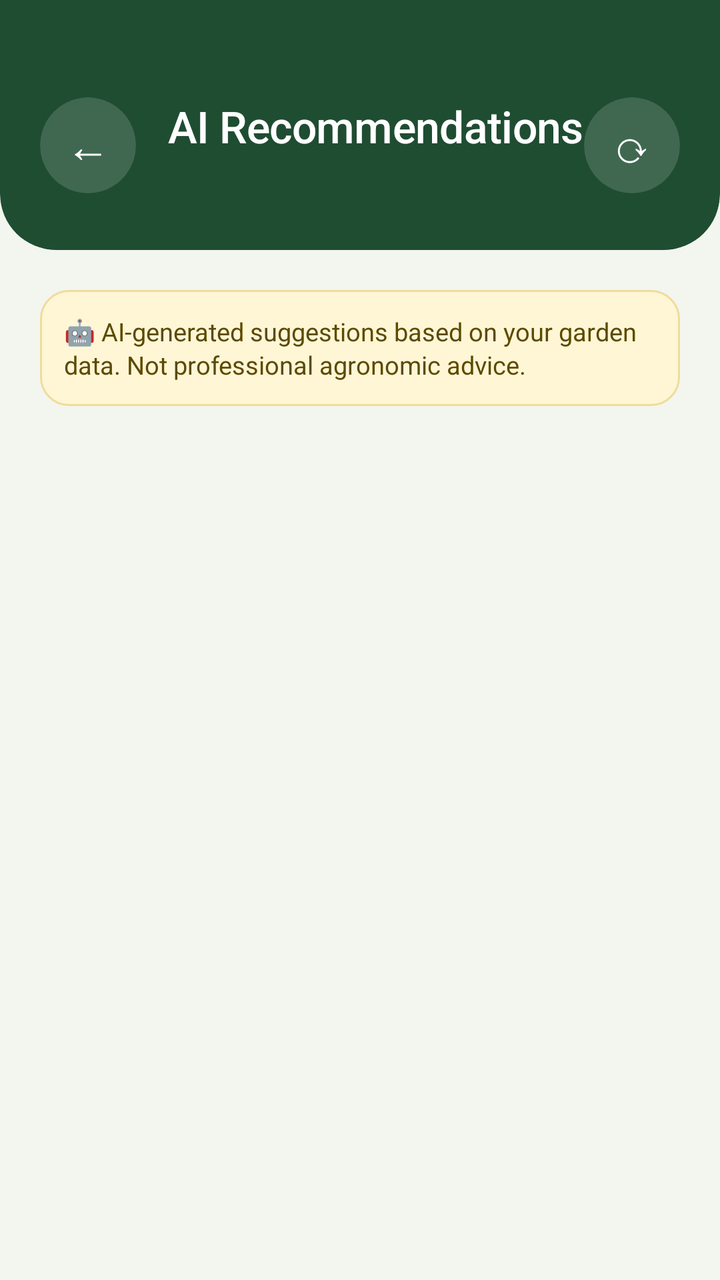
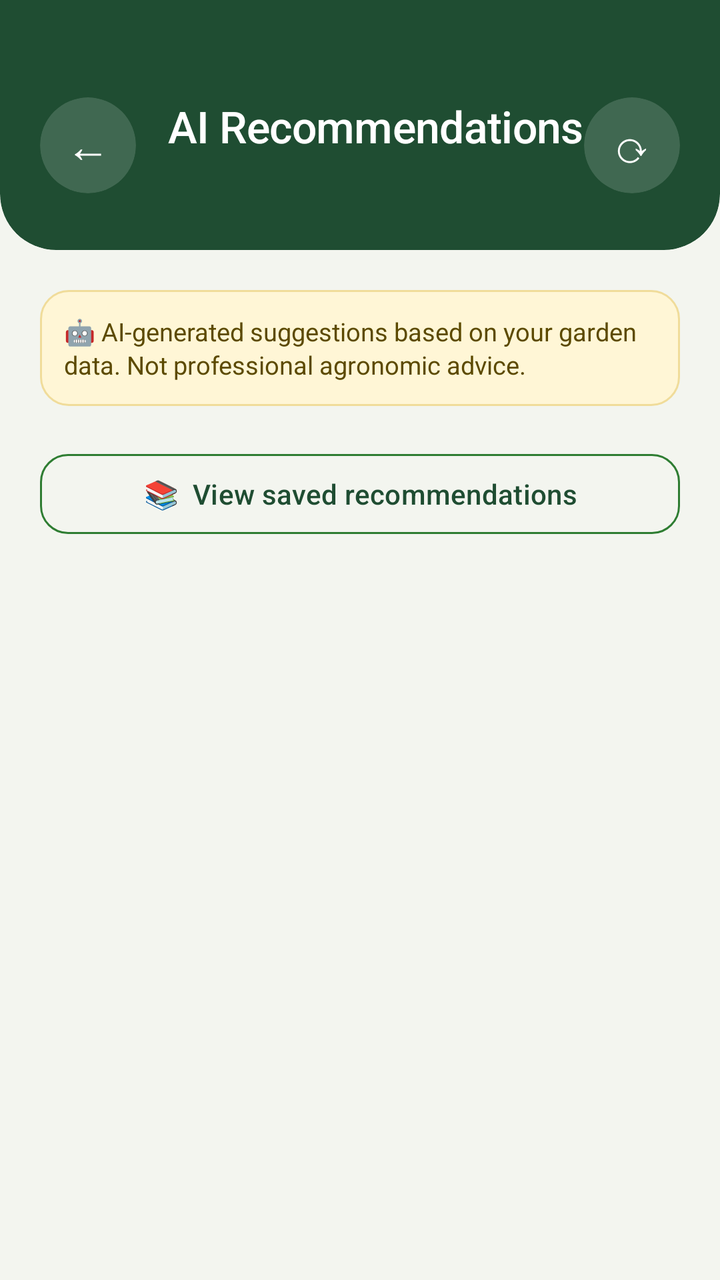

Screens rendered from an Android XML layout before and after an edit, with the pre-edit source and the edit as a unified diff.
<!-- AndroidManifest.xml: application theme Theme.Vinland -->
<!-- res/layout/activity_ai_recommendation.xml -->
<?xml version="1.0" encoding="utf-8"?>
<androidx.core.widget.NestedScrollView xmlns:android="http://schemas.android.com/apk/res/android"
    xmlns:app="http://schemas.android.com/apk/res-auto"
    android:layout_width="match_parent"
    android:layout_height="match_parent"
    android:background="#F3F5EF"
    android:clipToPadding="false"
    android:fillViewport="true">

    

    <LinearLayout
        android:layout_width="match_parent"
        android:layout_height="wrap_content"
        android:orientation="vertical">

        
        <com.google.android.material.card.MaterialCardView
            android:layout_width="match_parent"
            android:layout_height="wrap_content"
            android:layout_marginTop="-28dp"
            app:cardBackgroundColor="#1F4D32"
            app:cardCornerRadius="28dp"
            app:cardElevation="0dp"
            app:strokeWidth="0dp">

            <LinearLayout
                android:layout_width="match_parent"
                android:layout_height="wrap_content"
                android:gravity="center_vertical"
                android:orientation="horizontal"
                android:paddingStart="20dp"
                android:paddingTop="76dp"
                android:paddingEnd="20dp"
                android:paddingBottom="28dp">

                <com.google.android.material.card.MaterialCardView
                    android:layout_width="48dp"
                    android:layout_height="48dp"
                    app:cardBackgroundColor="#26FFFFFF"
                    app:cardCornerRadius="24dp"
                    app:cardElevation="0dp"
                    app:strokeWidth="0dp">

                    <TextView
                        android:id="@+id/tvBack"
                        android:layout_width="match_parent"
                        android:layout_height="match_parent"
                        android:contentDescription="Back"
                        android:foreground="?attr/selectableItemBackground"
                        android:gravity="center"
                        android:text="←"
                        android:textColor="#FFFFFF"
                        android:textSize="22sp" />
                </com.google.android.material.card.MaterialCardView>

                <LinearLayout
                    android:layout_width="0dp"
                    android:layout_height="wrap_content"
                    android:layout_marginStart="16dp"
                    android:layout_weight="1"
                    android:orientation="vertical">

                    <TextView
                        android:layout_width="wrap_content"
                        android:layout_height="wrap_content"
                        android:fontFamily="sans-serif-medium"
                        android:letterSpacing="-0.01"
                        android:text="AI Recommendations"
                        android:textColor="#FFFFFF"
                        android:textSize="22sp" />

                    <TextView
                        android:id="@+id/tvLastUpdated"
                        android:layout_width="wrap_content"
                        android:layout_height="wrap_content"
                        android:layout_marginTop="2dp"
                        android:text=""
                        android:textColor="#CDE8D0"
                        android:textSize="12.5sp" />
                </LinearLayout>

                <com.google.android.material.card.MaterialCardView
                    android:layout_width="48dp"
                    android:layout_height="48dp"
                    app:cardBackgroundColor="#26FFFFFF"
                    app:cardCornerRadius="24dp"
                    app:cardElevation="0dp"
                    app:strokeWidth="0dp">

                    <TextView
                        android:id="@+id/btnRefresh"
                        android:layout_width="match_parent"
                        android:layout_height="match_parent"
                        android:contentDescription="Refresh recommendations"
                        android:foreground="?attr/selectableItemBackground"
                        android:gravity="center"
                        android:text="⟳"
                        android:textColor="#FFFFFF"
                        android:textSize="22sp" />

                    <ProgressBar
                        android:id="@+id/progressRefresh"
                        android:layout_width="24dp"
                        android:layout_height="24dp"
                        android:layout_gravity="center"
                        android:indeterminateTint="#FFFFFF"
                        android:visibility="gone" />
                </com.google.android.material.card.MaterialCardView>
            </LinearLayout>
        </com.google.android.material.card.MaterialCardView>

        <LinearLayout
            android:layout_width="match_parent"
            android:layout_height="wrap_content"
            android:orientation="vertical"
            android:paddingHorizontal="20dp"
            android:paddingTop="20dp"
            android:paddingBottom="40dp">

            
            <TextView
                android:id="@+id/tvDisclaimer"
                android:layout_width="match_parent"
                android:layout_height="wrap_content"
                android:background="@drawable/bg_ai_note"
                android:lineSpacingExtra="2dp"
                android:padding="12dp"
                android:text="🤖 AI-generated suggestions based on your garden data. Not professional agronomic advice."
                android:textColor="#5C4A00"
                android:textSize="12.5sp" />

            
            <TextView
                android:id="@+id/tvBanner"
                android:layout_width="match_parent"
                android:layout_height="wrap_content"
                android:layout_marginTop="12dp"
                android:background="@drawable/bg_ai_banner"
                android:padding="12dp"
                android:textColor="#8A1F1F"
                android:textSize="13sp"
                android:visibility="gone" />

            
            <LinearLayout
                android:id="@+id/layoutLoading"
                android:layout_width="match_parent"
                android:layout_height="wrap_content"
                android:layout_marginTop="48dp"
                android:gravity="center_horizontal"
                android:orientation="vertical"
                android:visibility="gone">

                <ProgressBar
                    android:layout_width="40dp"
                    android:layout_height="40dp"
                    android:indeterminateTint="#2E7D32" />

                <TextView
                    android:layout_width="wrap_content"
                    android:layout_height="wrap_content"
                    android:layout_marginTop="14dp"
                    android:gravity="center"
                    android:text="Reading your soil data and asking the AI…\nThis can take up to 30 seconds."
                    android:textColor="#5C6B5F"
                    android:textSize="14sp" />
            </LinearLayout>

            
            <com.google.android.material.card.MaterialCardView
                android:id="@+id/cardMessage"
                android:layout_width="match_parent"
                android:layout_height="wrap_content"
                android:layout_marginTop="16dp"
                android:visibility="gone"
                app:cardBackgroundColor="#FFFFFF"
                app:cardCornerRadius="20dp"
                app:cardElevation="0dp"
                app:strokeColor="#E2E7DC"
                app:strokeWidth="1dp">

                <LinearLayout
                    android:layout_width="match_parent"
                    android:layout_height="wrap_content"
                    android:gravity="center_horizontal"
                    android:orientation="vertical"
                    android:padding="24dp">

                    <TextView
                        android:id="@+id/tvMessageIcon"
                        android:layout_width="wrap_content"
                        android:layout_height="wrap_content"
                        android:importantForAccessibility="no"
                        android:text="🌱"
                        android:textSize="36sp" />

                    <TextView
                        android:id="@+id/tvMessageTitle"
                        android:layout_width="wrap_content"
                        android:layout_height="wrap_content"
                        android:layout_marginTop="10dp"
                        android:fontFamily="sans-serif-medium"
                        android:gravity="center"
                        android:textColor="#1C2A20"
                        android:textSize="17sp" />

                    <TextView
                        android:id="@+id/tvMessageBody"
                        android:layout_width="wrap_content"
                        android:layout_height="wrap_content"
                        android:layout_marginTop="6dp"
                        android:gravity="center"
                        android:lineSpacingExtra="3dp"
                        android:textColor="#5C6B5F"
                        android:textSize="14sp" />

                    <com.google.android.material.button.MaterialButton
                        android:id="@+id/btnRetry"
                        android:layout_width="wrap_content"
                        android:layout_height="wrap_content"
                        android:layout_marginTop="16dp"
                        android:backgroundTint="#2E7D32"
                        android:text="Try again"
                        android:textAllCaps="false"
                        app:cornerRadius="14dp" />
                </LinearLayout>
            </com.google.android.material.card.MaterialCardView>

            
            <LinearLayout
                android:id="@+id/layoutContent"
                android:layout_width="match_parent"
                android:layout_height="wrap_content"
                android:orientation="vertical"
                android:visibility="gone">

                <com.google.android.material.card.MaterialCardView
                    android:layout_width="match_parent"
                    android:layout_height="wrap_content"
                    android:layout_marginTop="16dp"
                    app:cardBackgroundColor="#FFFFFF"
                    app:cardCornerRadius="20dp"
                    app:cardElevation="0dp"
                    app:strokeColor="#E2E7DC"
                    app:strokeWidth="1dp">

                    <LinearLayout
                        android:layout_width="match_parent"
                        android:layout_height="wrap_content"
                        android:orientation="vertical"
                        android:padding="18dp">

                        <LinearLayout
                            android:layout_width="match_parent"
                            android:layout_height="wrap_content"
                            android:gravity="center_vertical"
                            android:orientation="horizontal">

                            <TextView
                                android:layout_width="0dp"
                                android:layout_height="wrap_content"
                                android:layout_weight="1"
                                android:fontFamily="sans-serif-medium"
                                android:text="Garden summary"
                                android:textColor="#1F4D32"
                                android:textSize="16sp" />

                            <TextView
                                android:id="@+id/tvSoilStatus"
                                android:layout_width="wrap_content"
                                android:layout_height="wrap_content"
                                android:background="@drawable/bg_badge_pill"
                                android:paddingHorizontal="12dp"
                                android:paddingVertical="4dp"
                                android:textColor="#FFFFFF"
                                android:textSize="12sp" />
                        </LinearLayout>

                        <TextView
                            android:id="@+id/tvSummary"
                            android:layout_width="match_parent"
                            android:layout_height="wrap_content"
                            android:layout_marginTop="10dp"
                            android:lineSpacingExtra="3dp"
                            android:textColor="#2A3A2E"
                            android:textSize="14sp" />
                    </LinearLayout>
                </com.google.android.material.card.MaterialCardView>

                <TextView
                    android:id="@+id/tvRecsHeader"
                    android:layout_width="wrap_content"
                    android:layout_height="wrap_content"
                    android:layout_marginTop="24dp"
                    android:layout_marginBottom="4dp"
                    android:fontFamily="sans-serif-medium"
                    android:text="What to do next"
                    android:textColor="#1C2A20"
                    android:textSize="17sp" />

                <LinearLayout
                    android:id="@+id/layoutRecommendations"
                    android:layout_width="match_parent"
                    android:layout_height="wrap_content"
                    android:orientation="vertical" />

                
                <com.google.android.material.card.MaterialCardView
                    android:id="@+id/cardMissing"
                    android:layout_width="match_parent"
                    android:layout_height="wrap_content"
                    android:layout_marginTop="16dp"
                    android:visibility="gone"
                    app:cardBackgroundColor="#FFFFFF"
                    app:cardCornerRadius="20dp"
                    app:cardElevation="0dp"
                    app:strokeColor="#E2E7DC"
                    app:strokeWidth="1dp">

                    <LinearLayout
                        android:layout_width="match_parent"
                        android:layout_height="wrap_content"
                        android:orientation="vertical"
                        android:padding="18dp">

                        <TextView
                            android:layout_width="wrap_content"
                            android:layout_height="wrap_content"
                            android:fontFamily="sans-serif-medium"
                            android:text="📋 To improve these suggestions"
                            android:textColor="#1F4D32"
                            android:textSize="15sp" />

                        <TextView
                            android:id="@+id/tvMissing"
                            android:layout_width="match_parent"
                            android:layout_height="wrap_content"
                            android:layout_marginTop="8dp"
                            android:lineSpacingExtra="4dp"
                            android:textColor="#5C6B5F"
                            android:textSize="13.5sp" />
                    </LinearLayout>
                </com.google.android.material.card.MaterialCardView>
            </LinearLayout>

            <TextView
                android:id="@+id/tvQuota"
                android:layout_width="match_parent"
                android:layout_height="wrap_content"
                android:layout_marginTop="20dp"
                android:gravity="center"
                android:textColor="#5C6B5F"
                android:textSize="12sp"
                android:visibility="gone" />
        </LinearLayout>
    </LinearLayout>
</androidx.core.widget.NestedScrollView>
<!-- resources referenced by this layout -->
<resources>
  <!-- drawable bg_ai_banner (drawable) -->
  <?xml version="1.0" encoding="utf-8"?>
  <shape xmlns:android="http://schemas.android.com/apk/res/android"
      android:shape="rectangle">
      <solid android:color="#FDECEC" />
      <stroke android:width="1dp" android:color="#F3C2C2" />
      <corners android:radius="14dp" />
  </shape>
  <!-- drawable bg_ai_note (drawable) -->
  <?xml version="1.0" encoding="utf-8"?>
  <shape xmlns:android="http://schemas.android.com/apk/res/android"
      android:shape="rectangle">
      <solid android:color="#FFF6D6" />
      <stroke android:width="1dp" android:color="#F0DC9A" />
      <corners android:radius="14dp" />
  </shape>
  <!-- drawable bg_badge_pill (drawable) -->
  <?xml version="1.0" encoding="utf-8"?>
  <shape xmlns:android="http://schemas.android.com/apk/res/android"
      android:shape="rectangle">
      <solid android:color="#2E7D32" />
      <corners android:radius="50dp" />
  </shape>
  <style name="Theme.Vinland" parent="Base.Theme.Vinland" />
  <style name="Base.Theme.Vinland" parent="Theme.Material3.DayNight.NoActionBar">
          
          
      </style>
</resources>

<!-- the commit's change to res/layout/activity_ai_recommendation.xml (unified diff, before → after) -->
@@ -344,6 +344,18 @@
                 </com.google.android.material.card.MaterialCardView>
             </LinearLayout>
 
+            <com.google.android.material.button.MaterialButton
+                android:id="@+id/btnSavedRecommendations"
+                style="@style/Widget.Material3.Button.OutlinedButton"
+                android:layout_width="match_parent"
+                android:layout_height="wrap_content"
+                android:layout_marginTop="20dp"
+                android:text="📚  View saved recommendations"
+                android:textAllCaps="false"
+                android:textColor="#1F4D32"
+                app:cornerRadius="14dp"
+                app:strokeColor="#2E7D32" />
+
             <TextView
                 android:id="@+id/tvQuota"
                 android:layout_width="match_parent"
<!-- resource entries referenced after the edit -->
@@ -24,9 +24,42 @@
       <corners android:radius="50dp" />
   </shape>
   <style name="Theme.Vinland" parent="Base.Theme.Vinland" />
-  <style name="Base.Theme.Vinland" parent="Theme.Material3.DayNight.NoActionBar">
+  <style name="Base.Theme.Vinland" parent="Theme.Material3.Light.NoActionBar">
+          <item name="colorPrimary">@color/vinland_fern</item>
+          <item name="colorOnPrimary">@color/white</item>
+          <item name="colorPrimaryContainer">@color/vinland_mint</item>
+          <item name="colorOnPrimaryContainer">@color/vinland_forest</item>
+          <item name="colorSecondary">@color/vinland_forest</item>
+          <item name="colorOnSecondary">@color/white</item>
+          <item name="colorSecondaryContainer">@color/vinland_leaf</item>
+          <item name="colorOnSecondaryContainer">@color/vinland_forest</item>
+          <item name="colorTertiary">@color/vinland_forest</item>
+          <item name="colorError">@color/vinland_error</item>
+          <item name="android:colorBackground">@color/vinland_paper</item>
+          <item name="colorSurface">@color/white</item>
+          <item name="colorSurfaceContainerHigh">@color/white</item>
+          <item name="colorOnSurface">@color/vinland_ink</item>
+          <item name="colorOnSurfaceVariant">@color/vinland_muted</item>
+          <item name="colorOutline">@color/vinland_line</item>
+          <item name="colorControlActivated">@color/vinland_fern</item>
+          <item name="android:textColorHighlight">@color/vinland_mint</item>
           
+          <item name="elevationOverlayEnabled">false</item>
+  
           
+          <item name="android:windowLightStatusBar">false</item>
+          <item name="android:windowLightNavigationBar" tools:targetApi="27">true</item>
+          <item name="android:navigationBarColor">@color/vinland_paper</item>
       </style>
+  <color name="vinland_fern">#2E7D32</color>
+  <color name="white">#FFFFFFFF</color>
+  <color name="vinland_mint">#CDE8D0</color>
+  <color name="vinland_forest">#1F4D32</color>
+  <color name="vinland_leaf">#EEF5EA</color>
+  <color name="vinland_error">#D32F2F</color>
+  <color name="vinland_paper">#F3F5EF</color>
+  <color name="vinland_ink">#1C2A20</color>
+  <color name="vinland_muted">#5C6B5F</color>
+  <color name="vinland_line">#E2E7DC</color>
 </resources>
 
